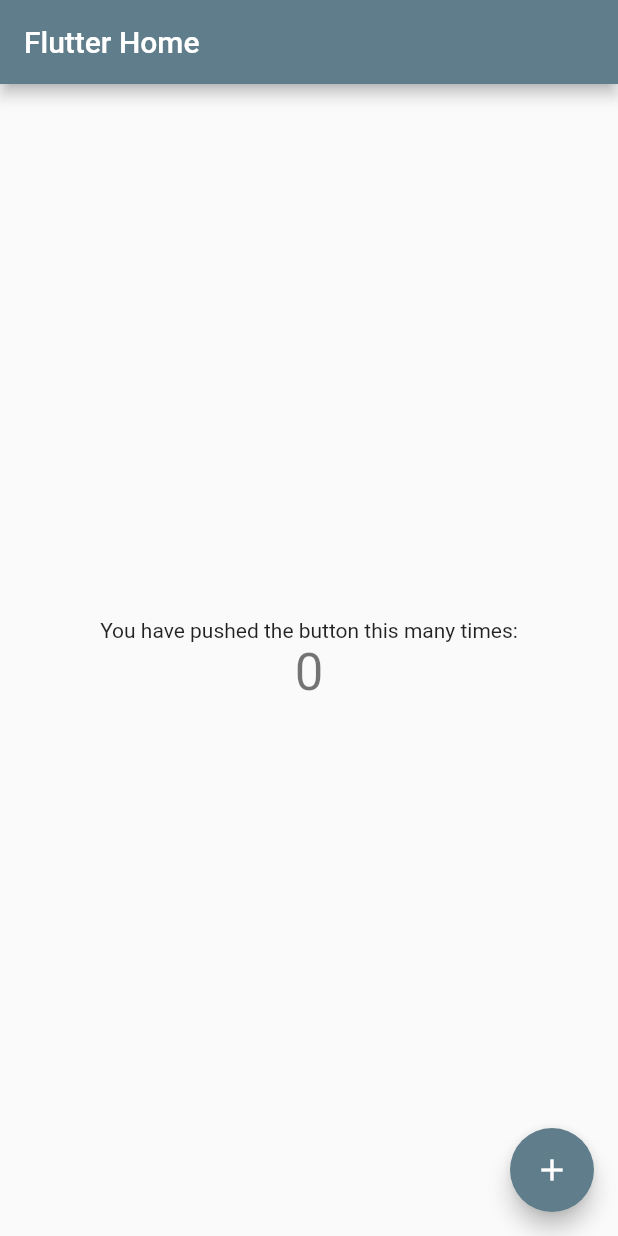
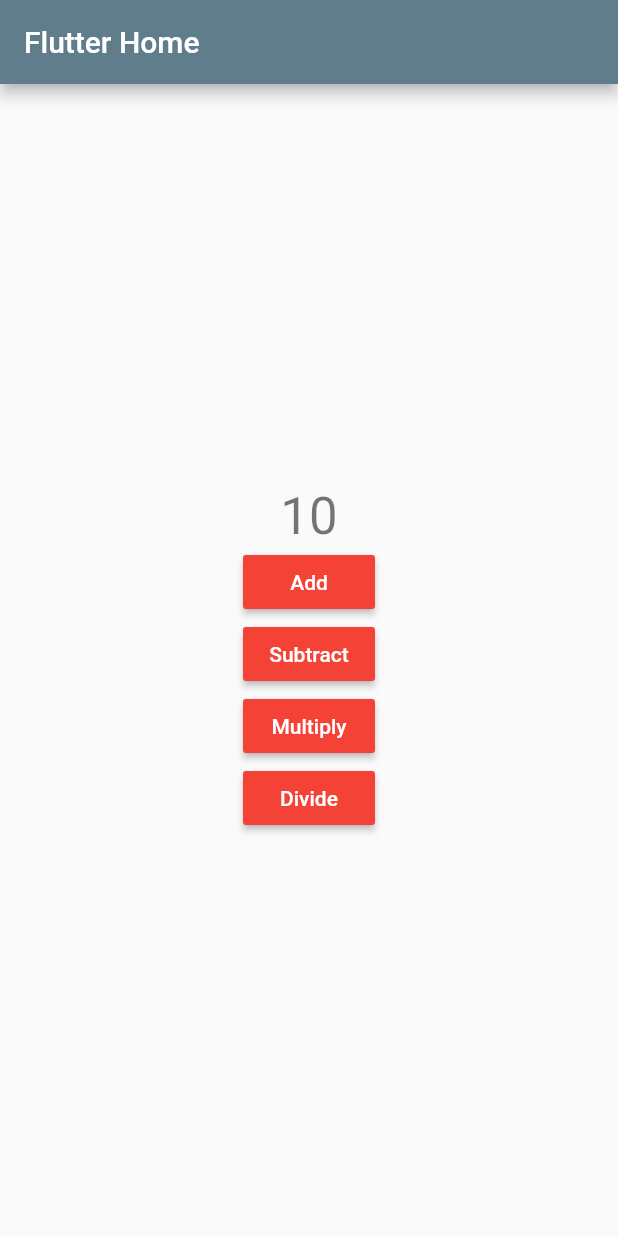
Before and after one commit to Ngweyee/my_flutter, a Flutter app: the screen it shows after launch, on a phone screen of 412 x 824 dp. Run offline on Flutter 3.47's test engine with Material 2 defaults, Android fonts, the phone set to English and light mode, and no system bars.

Commit message:
add subtract, multiply,divide raised button

```diff
--- a/lib/main.dart
+++ b/lib/main.dart
@@ -41,8 +41,8 @@ class MyHomePage extends StatefulWidget {
 }
 
 class _MyHomePageState extends State<MyHomePage> {
-  int _counter = 0;
-
+  int _counter = 10;
+  int _number = 0;
   void _incrementCounter() {
     setState(() {
       // This call to setState tells the Flutter framework that something has
@@ -51,6 +51,12 @@ class _MyHomePageState extends State<MyHomePage> {
       // _counter without calling setState(), then the build method would not be
       // called again, and so nothing would appear to happen.
       _counter++;
+    });
+  }
+
+  void _substractNumbers() {
+    setState(() {
+      _counter--;
     });
   }
 
@@ -88,20 +94,49 @@ class _MyHomePageState extends State<MyHomePage> {
           mainAxisAlignment: MainAxisAlignment.center,
           children: <Widget>[
             new Text(
-              'You have pushed the button this many times:',
-            ),
-            new Text(
               '$_counter',
               style: Theme.of(context).textTheme.display1,
+            ),
+            new RaisedButton(
+                child: Text('Add'),
+                textColor: Colors.white,
+                color: Colors.red,
+                padding: const EdgeInsets.all(8.0),
+                onPressed: () {
+                  _incrementCounter();
+                }),
+            new RaisedButton(
+              textColor: Colors.white,
+              color: Colors.red,
+              padding: const EdgeInsets.all(8.0),
+              child: Text('Subtract'),
+              onPressed: () {
+                _substractNumbers();
+              },
+            ),
+            new RaisedButton(
+              textColor: Colors.white,
+              color: Colors.red,
+              padding: const EdgeInsets.all(8.0),
+              child: Text('Multiply'),
+              onPressed: () {
+                _substractNumbers();
+              },
+            ),
+            new RaisedButton(
+              textColor: Colors.white,
+              color: Colors.red,
+              padding: const EdgeInsets.all(8.0),
+              child: Text('Divide'),
+              onPressed: () {
+                _substractNumbers();
+              },
             ),
           ],
         ),
       ),
-      floatingActionButton: new FloatingActionButton(
-        onPressed: _incrementCounter,
-        tooltip: 'Increment',
-        child: new Icon(Icons.add),
-      ), // This trailing comma makes auto-formatting nicer for build methods.
+
+      // This trailing comma makes auto-formatting nicer for build methods.
     );
   }
 }
```
